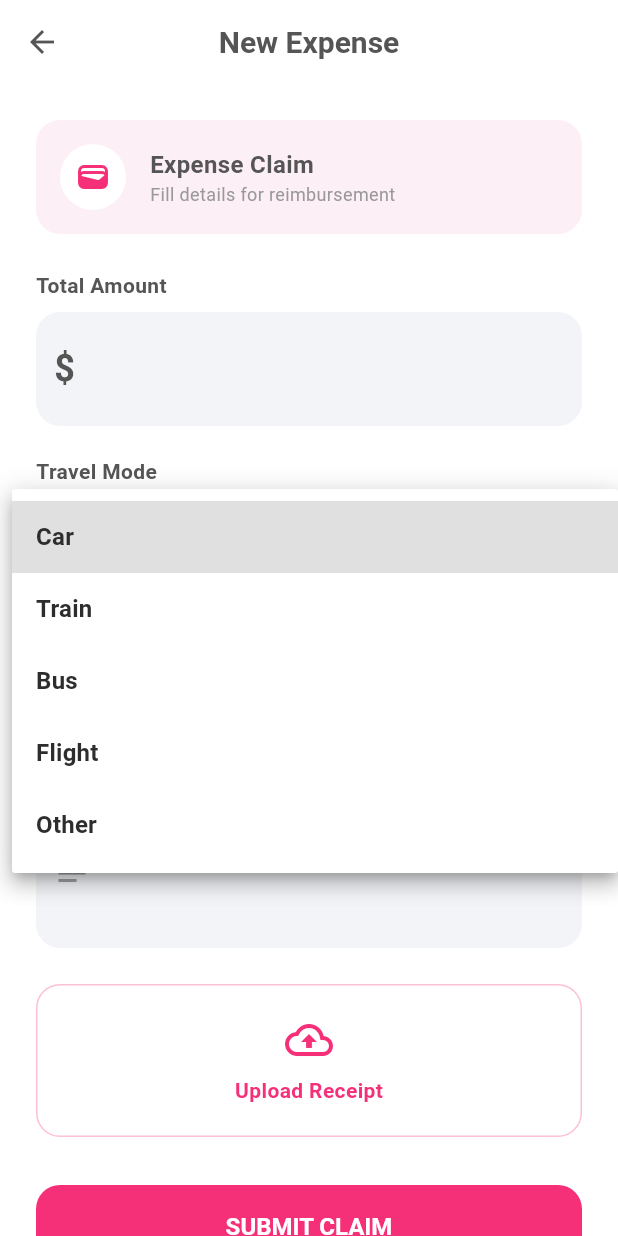
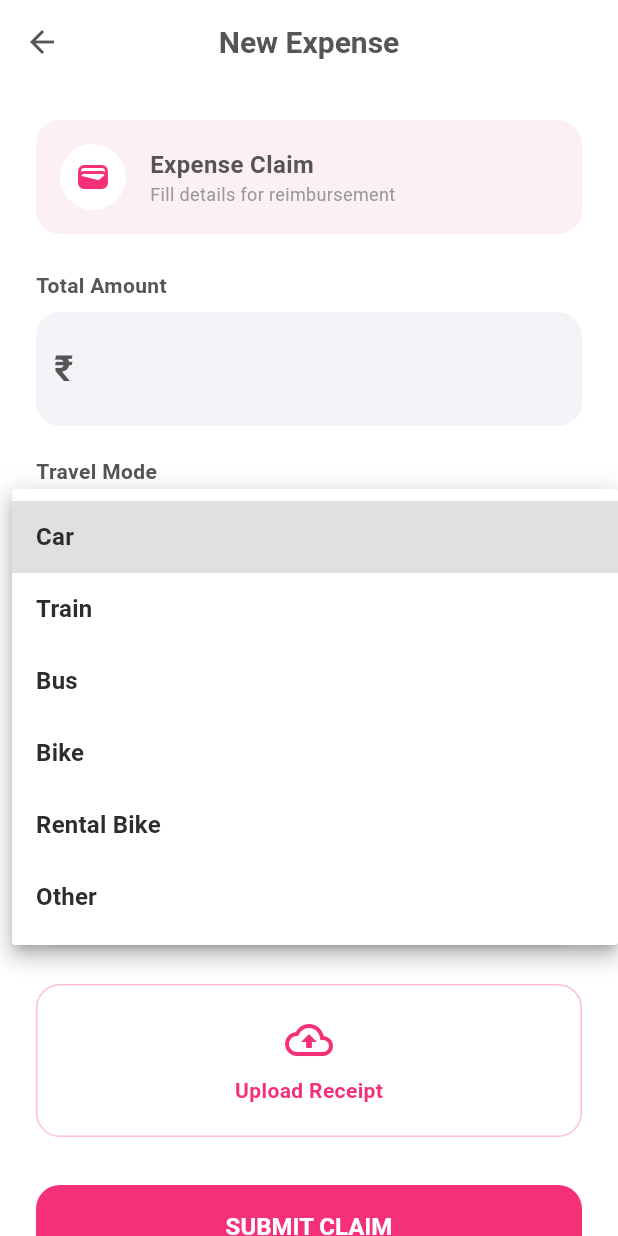
Before and after one commit to raghulcpro/samsel, a Flutter app: the ExpenseEntryScreen screen opened directly, after a tap on the "commute" icon, on a phone screen of 412 x 824 dp. Run offline on Flutter 3.47's test engine with Material 3 defaults, Android fonts, the phone set to English and light mode, and no system bars; our stand-ins replace go_router.

Commit message:
$ to ₹

```diff
--- a/lib/dashboard/employee_dashboard.dart
+++ b/lib/dashboard/employee_dashboard.dart
@@ -123,7 +123,7 @@ class EmployeeDashboard extends StatelessWidget {
                       children: [
                         _buildSummaryItem('Visits', '3'),
                         Container(width: 1, height: 40, color: Colors.white24),
-                        _buildSummaryItem('Expenses', '\$45'),
+                        _buildSummaryItem('Expenses', '₹45'),
                       ],
                     ),
                   ],
--- a/lib/dashboard/manager_dashboard.dart
+++ b/lib/dashboard/manager_dashboard.dart
@@ -65,7 +65,7 @@ class ManagerDashboard extends StatelessWidget {
                   const Column(
                     crossAxisAlignment: CrossAxisAlignment.start,
                     children: [
-                      Text('\$12,500', style: TextStyle(fontSize: 24, fontWeight: FontWeight.bold, color: AppConstants.textDark)),
+                      Text('₹12,500', style: TextStyle(fontSize: 24, fontWeight: FontWeight.bold, color: AppConstants.textDark)),
                       Text('Total Expenses', style: TextStyle(fontSize: 12, color: AppConstants.textLight)),
                     ],
                   ),
--- a/lib/expenses/expense_entry_screen.dart
+++ b/lib/expenses/expense_entry_screen.dart
@@ -21,7 +21,7 @@ class _ExpenseEntryScreenState extends State<ExpenseEntryScreen> {
   String? _selectedTravelMode;
   String? _receiptFileName;
 
-  final List<String> _travelModes = ['Car', 'Train', 'Bus', 'Flight', 'Other'];
+  final List<String> _travelModes = ['Car', 'Train', 'Bus', 'Bike','Rental Bike','Other'];
 
   @override
   void dispose() {
@@ -130,7 +130,7 @@ class _ExpenseEntryScreenState extends State<ExpenseEntryScreen> {
                 decoration: InputDecoration(
                   prefixIcon: const Padding(
                       padding: EdgeInsets.all(12),
-                      child: Text('\$', style: TextStyle(fontSize: 24, fontWeight: FontWeight.bold, color: AppConstants.textDark))
+                      child: Text('₹', style: TextStyle(fontSize: 24, fontWeight: FontWeight.bold, color: AppConstants.textDark))
                   ),
                   filled: true,
                   fillColor: AppConstants.inputFill,
--- a/lib/reports/reports_screen.dart
+++ b/lib/reports/reports_screen.dart
@@ -11,11 +11,11 @@ class ReportsScreen extends StatefulWidget {
 class _ReportsScreenState extends State<ReportsScreen> {
   final List<Map<String, String>> _mockReports = [
     {'date': '2023-10-25', 'name': 'Raghul', 'type': 'Visit', 'location': 'Metropolis High'},
-    {'date': '2023-10-24', 'name': 'Tamil Selvi', 'type': 'Expense', 'amount': '\$120.00'},
+    {'date': '2023-10-24', 'name': 'Tamil Selvi', 'type': 'Expense', 'amount': '₹120.00'},
     {'date': '2023-10-24', 'name': 'Revi', 'type': 'Visit', 'location': 'Gotham Academy'},
-    {'date': '2023-10-23', 'name': 'Roshan', 'type': 'Expense', 'amount': '\$45.50'},
+    {'date': '2023-10-23', 'name': 'Roshan', 'type': 'Expense', 'amount': '₹45.50'},
     {'date': '2023-10-22', 'name': 'Sales', 'type': 'Visit', 'location': 'City Hospital'},
-    {'date': '2023-10-21', 'name': 'Marketing', 'type': 'Expense', 'amount': '\$200.00'},
+    {'date': '2023-10-21', 'name': 'Marketing', 'type': 'Expense', 'amount': '₹200.00'},
   ];
 
   @override
```
